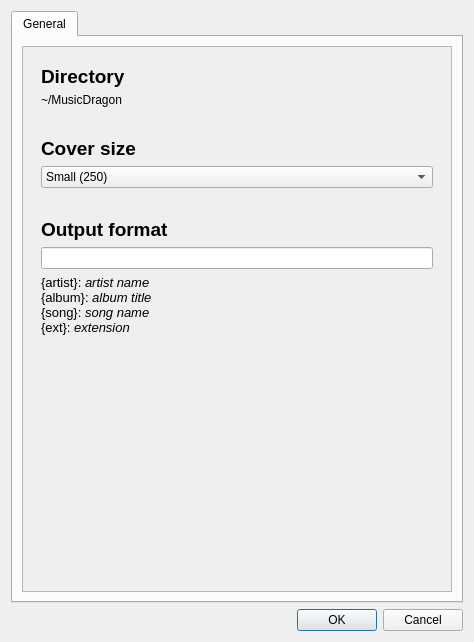
Before: the Qt Designer form res/ui/preferenceswindow.ui in Docheinstein/music-dragon, drawn with Qt 5.
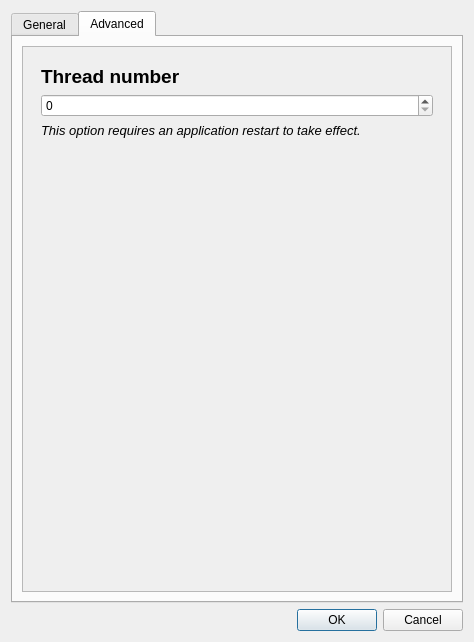
After: the same form once the commit is applied. Icons and pictures are not drawn. Custom widgets are drawn as their Qt base class.

```diff
--- a/res/ui/preferenceswindow.ui
+++ b/res/ui/preferenceswindow.ui
@@ -17,7 +17,7 @@
    <item>
     <widget class="QTabWidget" name="tabWidget">
      <property name="currentIndex">
-      <number>0</number>
+      <number>1</number>
      </property>
      <widget class="QWidget" name="tab">
       <attribute name="title">
@@ -34,8 +34,8 @@
            <rect>
             <x>0</x>
             <y>0</y>
-            <width>438</width>
-            <height>533</height>
+            <width>186</width>
+            <height>415</height>
            </rect>
           </property>
           <layout class="QVBoxLayout" name="verticalLayout_4">
@@ -50,18 +50,6 @@
                <verstretch>0</verstretch>
               </sizepolicy>
              </property>
-             <property name="minimumSize">
-              <size>
-               <width>0</width>
-               <height>60</height>
-              </size>
-             </property>
-             <property name="maximumSize">
-              <size>
-               <width>16777215</width>
-               <height>60</height>
-              </size>
-             </property>
              <layout class="QVBoxLayout" name="verticalLayout_3">
               <item>
                <widget class="QLabel" name="label">
@@ -78,11 +66,57 @@
                </widget>
               </item>
               <item>
-               <widget class="QLabel" name="directory">
-                <property name="text">
-                 <string>~/MusicDragon</string>
-                </property>
-               </widget>
+               <layout class="QHBoxLayout" name="horizontalLayout">
+                <item>
+                 <widget class="QLabel" name="directory">
+                  <property name="text">
+                   <string>~/MusicDragon</string>
+                  </property>
+                 </widget>
+                </item>
+                <item>
+                 <spacer name="horizontalSpacer">
+                  <property name="orientation">
+                   <enum>Qt::Horizontal</enum>
+                  </property>
+                  <property name="sizeHint" stdset="0">
+                   <size>
+                    <width>40</width>
+                    <height>20</height>
+                   </size>
+                  </property>
+                 </spacer>
+                </item>
+                <item>
+                 <widget class="QPushButton" name="openDirectoryButton">
+                  <property name="sizePolicy">
+                   <sizepolicy hsizetype="Fixed" vsizetype="Fixed">
+                    <horstretch>0</horstretch>
+                    <verstretch>0</verstretch>
+                   </sizepolicy>
+                  </property>
+                  <property name="cursor">
+                   <cursorShape>PointingHandCursor</cursorShape>
+                  </property>
+                  <property name="text">
+                   <string/>
+                  </property>
+                  <property name="icon">
+                   <iconset>
+                    <normaloff>../images/openfolder.png</normaloff>../images/openfolder.png</iconset>
+                  </property>
+                  <property name="iconSize">
+                   <size>
+                    <width>24</width>
+                    <height>24</height>
+                   </size>
+                  </property>
+                  <property name="flat">
+                   <bool>true</bool>
+                  </property>
+                 </widget>
+                </item>
+               </layout>
               </item>
              </layout>
             </widget>
@@ -183,6 +217,89 @@
        </item>
       </layout>
      </widget>
+     <widget class="QWidget" name="tab_2">
+      <attribute name="title">
+       <string>Advanced</string>
+      </attribute>
+      <layout class="QVBoxLayout" name="verticalLayout_8">
+       <item>
+        <widget class="QScrollArea" name="scrollArea_2">
+         <property name="widgetResizable">
+          <bool>true</bool>
+         </property>
+         <widget class="QWidget" name="scrollAreaWidgetContents_2">
+          <property name="geometry">
+           <rect>
+            <x>0</x>
+            <y>0</y>
+            <width>438</width>
+            <height>533</height>
+           </rect>
+          </property>
+          <layout class="QVBoxLayout" name="verticalLayout_7">
+           <property name="spacing">
+            <number>12</number>
+           </property>
+           <item>
+            <widget class="QWidget" name="widget_3" native="true">
+             <layout class="QVBoxLayout" name="verticalLayout_9">
+              <item>
+               <widget class="QLabel" name="label_6">
+                <property name="font">
+                 <font>
+                  <pointsize>14</pointsize>
+                  <weight>75</weight>
+                  <bold>true</bold>
+                 </font>
+                </property>
+                <property name="text">
+                 <string>Thread number</string>
+                </property>
+               </widget>
+              </item>
+              <item>
+               <widget class="QSpinBox" name="threadNumber"/>
+              </item>
+              <item>
+               <widget class="QLabel" name="label_5">
+                <property name="font">
+                 <font>
+                  <pointsize>10</pointsize>
+                  <italic>true</italic>
+                 </font>
+                </property>
+                <property name="text">
+                 <string>This option requires an application restart to take effect.</string>
+                </property>
+               </widget>
+              </item>
+             </layout>
+            </widget>
+           </item>
+           <item>
+            <widget class="QWidget" name="widget_4" native="true">
+             <layout class="QVBoxLayout" name="verticalLayout_10"/>
+            </widget>
+           </item>
+           <item>
+            <spacer name="verticalSpacer_2">
+             <property name="orientation">
+              <enum>Qt::Vertical</enum>
+             </property>
+             <property name="sizeHint" stdset="0">
+              <size>
+               <width>20</width>
+               <height>40</height>
+              </size>
+             </property>
+            </spacer>
+           </item>
+          </layout>
+         </widget>
+        </widget>
+       </item>
+      </layout>
+     </widget>
     </widget>
    </item>
    <item>
```
